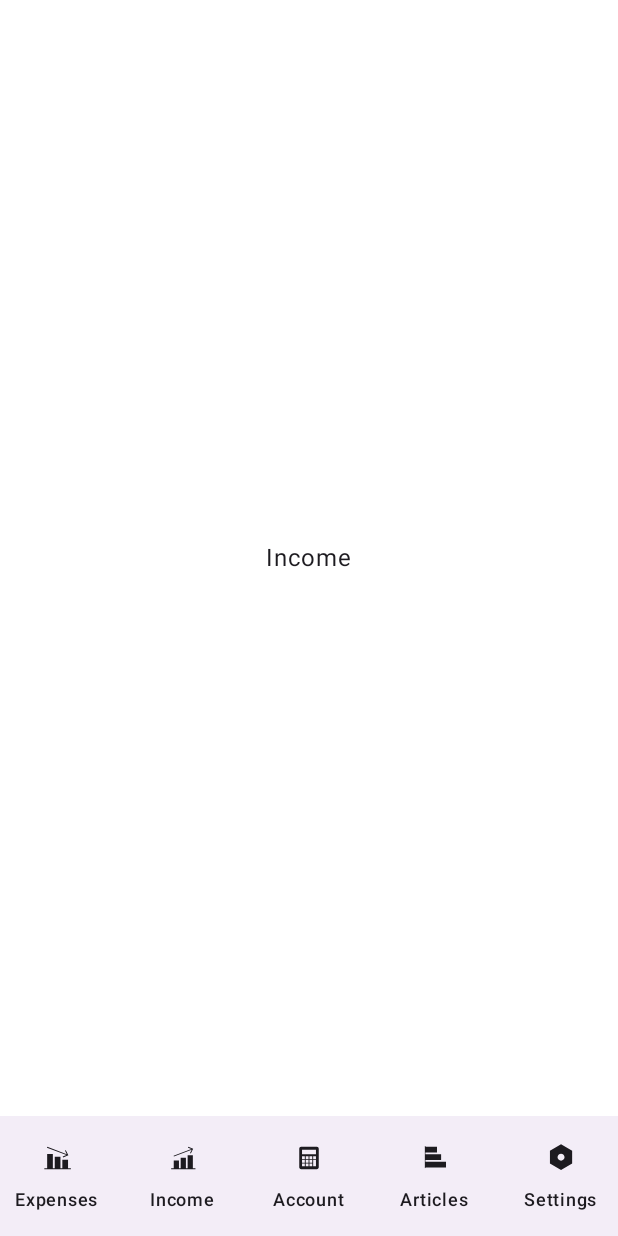
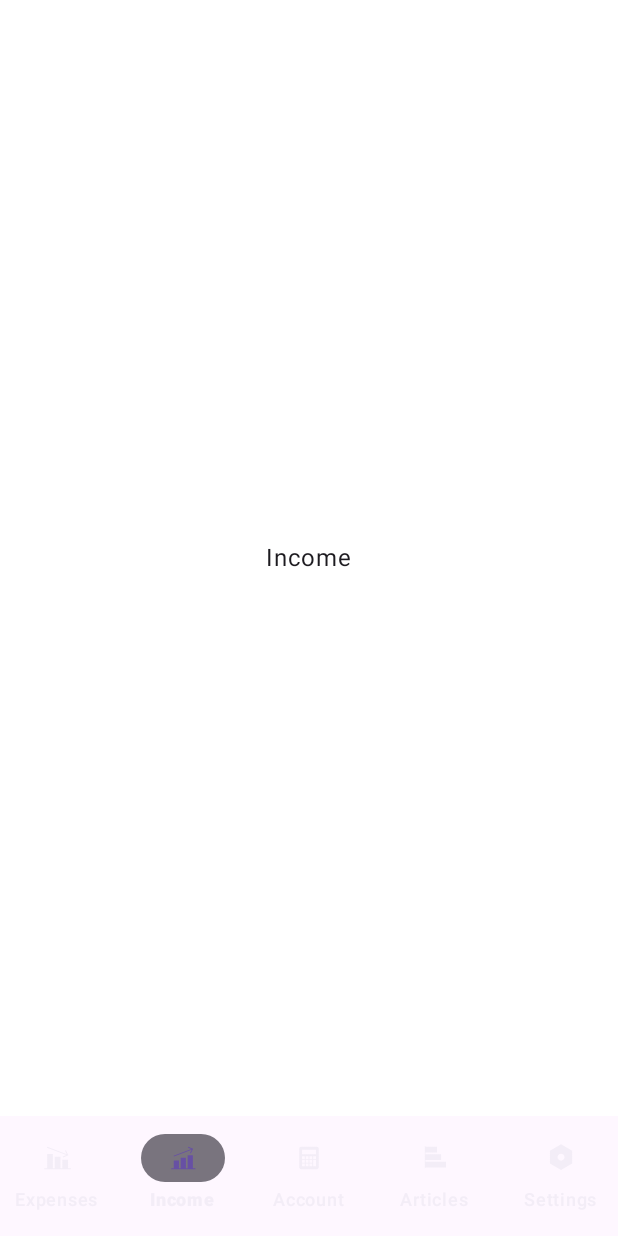
Before and after one commit to NikitaTropin3536/FinancialApp, an Android app built with Jetpack Compose: the screen it shows after launch (MainActivity), item 2 of the bottom bar chosen, on a phone screen of 412 x 824 dp. Run offline under Robolectric (Android 15) with nearby library versions, the phone set to English and light mode, and no system bars.

Commit message:
Navigation 2.0 with item highlighting

```diff
--- a/app/src/main/java/com/atech/financialapp/component/App.kt
+++ b/app/src/main/java/com/atech/financialapp/component/App.kt
@@ -18,25 +18,24 @@ import com.atech.financialapp.ui.theme.FinancialAppTheme
 @Composable
 fun App() {
     FinancialAppTheme {
-
-        val navController = rememberNavController()
-
         Surface(
             modifier = Modifier.fillMaxSize(),
         ) {
+            val navController = rememberNavController()
+
             Scaffold(
                 modifier = Modifier.fillMaxSize(),
+                bottomBar = {
+                    BottomBar(navHostController = navController)
+                },
                 contentWindowInsets = WindowInsets.ime,
-                bottomBar = {
-                    BottomBar(navController)
-                },
             ) { innerPadding ->
                 Navigation(
+                    navHostController = navController,
                     modifier = Modifier
                         .padding(innerPadding)
                         .fillMaxSize()
                         .background(MaterialTheme.colorScheme.background),
-                    navHostController = navController
                 )
             }
         }
--- a/app/src/main/java/com/atech/financialapp/component/nav/BottomBar.kt
+++ b/app/src/main/java/com/atech/financialapp/component/nav/BottomBar.kt
@@ -1,76 +1,85 @@
 package com.atech.financialapp.component.nav
 
+import androidx.compose.foundation.layout.Arrangement
+import androidx.compose.foundation.layout.fillMaxWidth
 import androidx.compose.material3.Icon
+import androidx.compose.material3.MaterialTheme
 import androidx.compose.material3.NavigationBar
 import androidx.compose.material3.NavigationBarItem
 import androidx.compose.material3.NavigationBarItemDefaults
 import androidx.compose.material3.Text
 import androidx.compose.runtime.Composable
-import androidx.compose.ui.graphics.Color
+import androidx.compose.runtime.getValue
+import androidx.compose.ui.Alignment
+import androidx.compose.ui.Modifier
 import androidx.compose.ui.res.painterResource
 import androidx.compose.ui.res.stringResource
+import androidx.compose.ui.text.font.FontWeight
 import androidx.compose.ui.unit.sp
-import androidx.navigation.NavController
+import androidx.navigation.NavDestination.Companion.hasRoute
+import androidx.navigation.NavDestination.Companion.hierarchy
+import androidx.navigation.NavGraph.Companion.findStartDestination
+import androidx.navigation.NavHostController
 import androidx.navigation.compose.currentBackStackEntryAsState
-import com.atech.financialapp.navigation.Bar
+import com.atech.financialapp.navigation.navBarItems
 
 @Composable
 fun BottomBar(
-    navController: NavController
+    navHostController: NavHostController,
 ) {
 
-    val currentRoute = navController
-        .currentBackStackEntryAsState()
-        .value?.destination?.route
+    // Получаем текущее состояние экрана в стеке навигации
+    val navBackStackEntry by navHostController.currentBackStackEntryAsState()
+    val currentDestination = navBackStackEntry?.destination
 
     NavigationBar(
-        containerColor = Color(0xFFF3EDF7)
+        modifier = Modifier.fillMaxWidth(),
+        containerColor = MaterialTheme.colorScheme.surface,
     ) {
 
-        for (bar in Bar.items) {
-            val isSelected = bar.route.toString() == currentRoute.toString()
+        navBarItems.forEach { item ->
 
-            // Item навигационной панели
+            // Определяем, выбран ли текущий пункт навигации
+            val isSelected = currentDestination?.hierarchy?.any {
+                it.hasRoute(item.route::class)
+            } == true
+
             NavigationBarItem(
-                selected = isSelected,
+                selected = isSelected, // Передаем статус выбора элемента
 
                 colors = NavigationBarItemDefaults.colors(
-                    selectedIconColor = Color(0xFF29E881),
-                    unselectedIconColor = Color(0xFF1D1B20),
-                    indicatorColor = Color(0xFFD4FAE6)
+                    selectedIconColor = MaterialTheme.colorScheme.surfaceTint,
+                    unselectedIconColor = MaterialTheme.colorScheme.surfaceContainer,
+                    indicatorColor = MaterialTheme.colorScheme.outline,
                 ),
 
                 onClick = {
-                    navController.navigate(bar.route) {
-                        // Очищаем стек до текущего маршрута
-                        popUpTo(navController.graph.startDestinationId) {
-                            saveState = true
+                    navHostController.navigate(item.route) {
+                        // Очищаем предыдущий экран перед переходом
+                        popUpTo(navHostController.graph.findStartDestination().id) {
+                            inclusive = true   // Включаем удаление предыдущего экрана
+                            saveState = true   // Сохраняем состояние предыдущего экрана
                         }
-                        // Не добавляем дубликаты экранов в стек
-                        launchSingleTop = true
-                        // Сохраняем состояние экрана
-                        restoreState = true
+                        launchSingleTop = true // Переход заменяет верхний экран
+                        restoreState = true    // Восстанавливаем состояние нового экрана
                     }
                 },
 
                 icon = {
                     Icon(
-                        painter = painterResource(id = bar.icon),
-                        contentDescription = stringResource(id = bar.title), // Описание иконки
-//                        tint = if (isSelected) MaterialTheme.colorScheme.surfaceTint
-//                        else MaterialTheme.colorScheme.inverseOnSurface
+                        painter = painterResource(id = item.icon),
+                        contentDescription = stringResource(id = item.title)
                     )
                 },
 
                 label = {
                     Text(
-                        text = stringResource(id = bar.title),
-                        color = Color(0xFF1D1B20),
-//                        fontWeight = if (isSelected) FontWeight(600)
-//                        else FontWeight(500),
-                        fontSize = 12.sp,
-                        lineHeight = 16.sp,
-                        letterSpacing = 0.5.sp
+                        text = stringResource(id = item.title),
+                        color = MaterialTheme.colorScheme.surfaceContainer,
+                        fontWeight = if (isSelected) FontWeight.ExtraBold
+                        else FontWeight.Medium,
+                        fontSize = 12.sp,      // Размер шрифта
+                        lineHeight = 16.sp,    // Высота строки
                     )
                 }
 
--- a/app/src/main/java/com/atech/financialapp/navigation/NavGraph.kt
+++ b/app/src/main/java/com/atech/financialapp/navigation/NavGraph.kt
@@ -7,11 +7,9 @@ import com.atech.financialapp.screens.ArticlesScreen
 import com.atech.financialapp.screens.ExpensesScreen
 import com.atech.financialapp.screens.IncomeScreen
 import com.atech.financialapp.screens.SettingsScreen
-import kotlinx.serialization.Serializable
 
 sealed interface NavGraph {
 
-    @Serializable
     data object Expenses : NavGraph {
         fun NavGraphBuilder.expenses() {
             composable<Route.Expenses> {
@@ -20,7 +18,6 @@ sealed interface NavGraph {
         }
     }
 
-    @Serializable
     data object Income : NavGraph {
         fun NavGraphBuilder.income() {
             composable<Route.Income> {
@@ -29,7 +26,6 @@ sealed interface NavGraph {
         }
     }
 
-    @Serializable
     data object Account : NavGraph {
         fun NavGraphBuilder.account() {
             composable<Route.Account> {
@@ -38,7 +34,6 @@ sealed interface NavGraph {
         }
     }
 
-    @Serializable
     data object Articles : NavGraph {
         fun NavGraphBuilder.articles() {
             composable<Route.Articles> {
@@ -47,7 +42,6 @@ sealed interface NavGraph {
         }
     }
 
-    @Serializable
     data object Settings : NavGraph {
         fun NavGraphBuilder.settings() {
             composable<Route.Settings> {
--- /dev/null
+++ b/app/src/main/java/com/atech/financialapp/navigation/NavItem.kt
@@ -0,0 +1,11 @@
+package com.atech.financialapp.navigation
+
+/**
+ * Item навигации
+ * */
+
+data class NavItem(
+    val title: Int,
+    val icon: Int,
+    val route: Route
+)
--- a/app/src/main/java/com/atech/financialapp/navigation/Navigation.kt
+++ b/app/src/main/java/com/atech/financialapp/navigation/Navigation.kt
@@ -12,8 +12,8 @@ import com.atech.financialapp.navigation.NavGraph.Settings.settings
 
 @Composable
 fun Navigation(
+    navHostController: NavHostController,
     modifier: Modifier = Modifier,
-    navHostController: NavHostController,
 ) {
     NavHost(
         navController = navHostController,
--- a/app/src/main/java/com/atech/financialapp/navigation/Bar.kt
+++ b/app/src/main/java/com/atech/financialapp/navigation/navBarItems.kt
@@ -1,54 +1,37 @@
 package com.atech.financialapp.navigation
 
-import androidx.annotation.DrawableRes
-import androidx.annotation.StringRes
 import com.atech.financialapp.R
 
 /**
  * Все табы приложения
  * */
 
-sealed class Bar(
-    @StringRes val title: Int,
-    @DrawableRes val icon: Int,
-    val route: Route,
-) {
-
-    data object Expenses : Bar(
+val navBarItems = listOf(
+    NavItem(
         title = R.string.expenses,
         icon = R.drawable.ic_expenses,
         route = Route.Expenses
-    )
-
-    data object Income : Bar(
+    ),
+    NavItem(
         title = R.string.income,
         icon = R.drawable.ic_income,
         route = Route.Income,
-    )
-
-    data object Account : Bar(
+    ),
+    NavItem(
         title = R.string.account,
         icon = R.drawable.ic_account,
         route = Route.Account,
-    )
+    ),
 
-    data object Articles : Bar(
+    NavItem(
         title = R.string.articles,
         icon = R.drawable.ic_articles,
         route = Route.Articles,
-    )
+    ),
 
-    data object Settings : Bar(
+    NavItem(
         title = R.string.settings,
         icon = R.drawable.ic_settings,
         route = Route.Settings,
     )
-
-    companion object {
-        val items = listOf(
-            Expenses, Income,
-            Account, Articles, Settings
-        )
-    }
-
-}
+)
```
